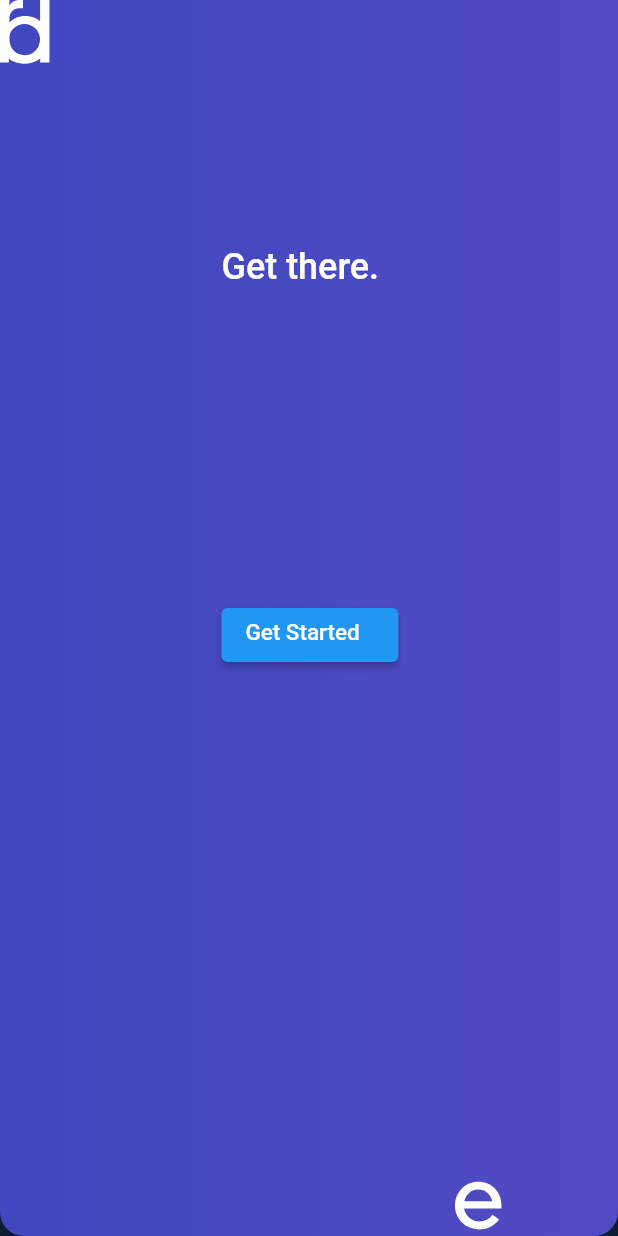
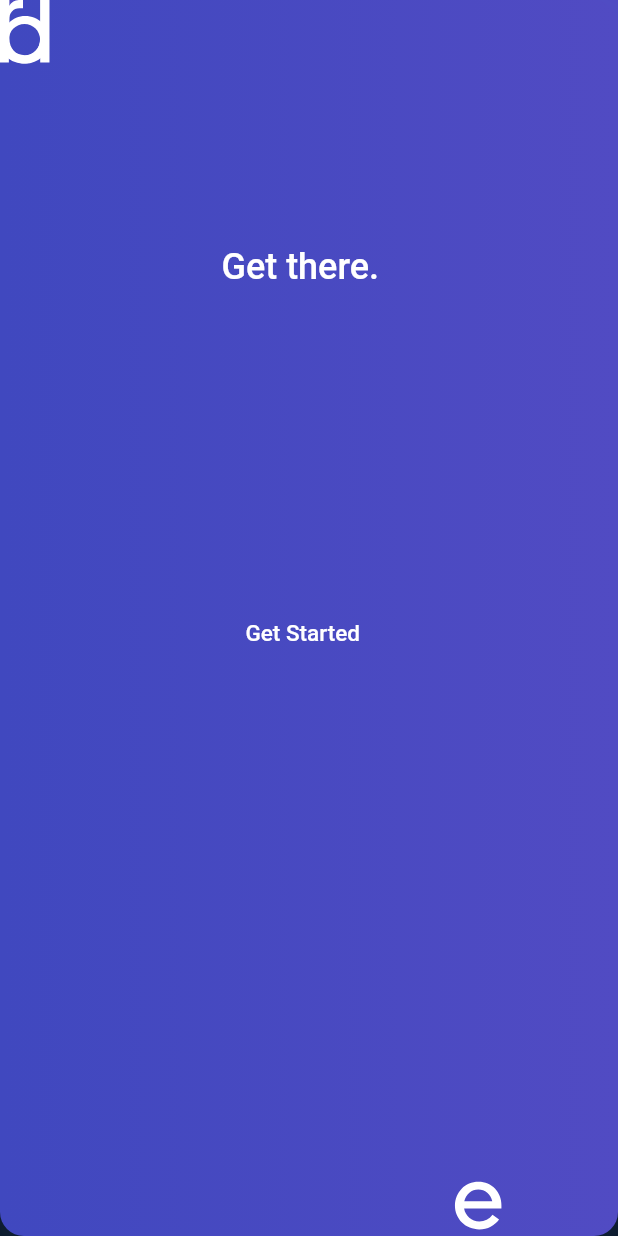
Before and after one commit to paras18csu153/TAXC-Frontend, a Flutter app: the screen it shows after launch, on a phone screen of 412 x 824 dp. Run offline on Flutter 3.47's test engine with Material 2 defaults, Android fonts, the phone set to English and light mode, and no system bars; our stand-ins replace flutter_svg; missing offline and left inert: adobe_xd; Roboto replaces fonts that are missing (Poppins).

Commit message:
Fixed Launch Screen.

```diff
--- a/lib/LaunchScreen.dart
+++ b/lib/LaunchScreen.dart
@@ -21,7 +21,8 @@ class LaunchScreen extends StatelessWidget {
                 _svg_eylo,
                 allowDrawingOutsideViewBox: true,
                 fit: BoxFit.fill,
-            )),
+              ),
+            ),
           ),
           Align(
             alignment: Alignment.centerRight,
@@ -29,14 +30,8 @@ class LaunchScreen extends StatelessWidget {
               width: 318.0,
               height: 318.0,
               decoration: const BoxDecoration(
-                gradient: LinearGradient(
-                  begin: Alignment(0.0, -1.0),
-                  end: Alignment(0.0, 1.0),
-                  colors: [Color(0xff514bc3), Color(0xff4048bf)],
-                  stops: [0.0, 1.0],
-                ),
-                borderRadius:
-                    BorderRadius.all(Radius.elliptical(9999.0, 9999.0)),
+                image:
+                    DecorationImage(image: AssetImage('assets/images/car.png')),
               ),
             ),
           ),
@@ -65,21 +60,21 @@ class LaunchScreen extends StatelessWidget {
                 ),
                 Align(
                   alignment: const Alignment(0.004, 0.029),
-                  child: ElevatedButton(
-                    onPressed: () {
+                  child: SizedBox(
+                    width: 86.0,
+                    height: 21.0,
+                    child: Stack(
+                      children: <Widget>[
+                        SizedBox.expand(
+                          child: GestureDetector(
+                            onTap: () {
                               Navigator.push(
                                 context,
                                 MaterialPageRoute(
                                     builder: (context) => const Details()),
                               );
                             },
-                    child: SizedBox(
-                      width: 86.0,
-                      height: 21.0,
-                      child: Stack(
-                        children: const <Widget>[
-                          SizedBox.expand(
-                              child: Text(
+                            child: const Text(
                               'Get Started',
                               style: TextStyle(
                                 fontFamily: 'Poppins',
@@ -91,9 +86,10 @@ class LaunchScreen extends StatelessWidget {
                               textHeightBehavior: TextHeightBehavior(
                                   applyHeightToFirstAscent: false),
                               softWrap: false,
-                          )),
+                            ),
+                          ),
+                        ),
                       ],
-                      ),
                     ),
                   ),
                 ),
--- a/pubspec.yaml
+++ b/pubspec.yaml
@@ -64,6 +64,9 @@ flutter:
   #   - images/a_dot_burr.jpeg
   #   - images/a_dot_ham.jpeg
 
+  assets:
+     - assets/images/
+
   # An image asset can refer to one or more resolution-specific "variants", see
   # https://flutter.dev/assets-and-images/#resolution-aware.
 
```
Also changed, not shown: lib/main.dart (+0 -85 lines), assets/images/car.png (added). Lines whose indentation alone changed are shown as unchanged.
